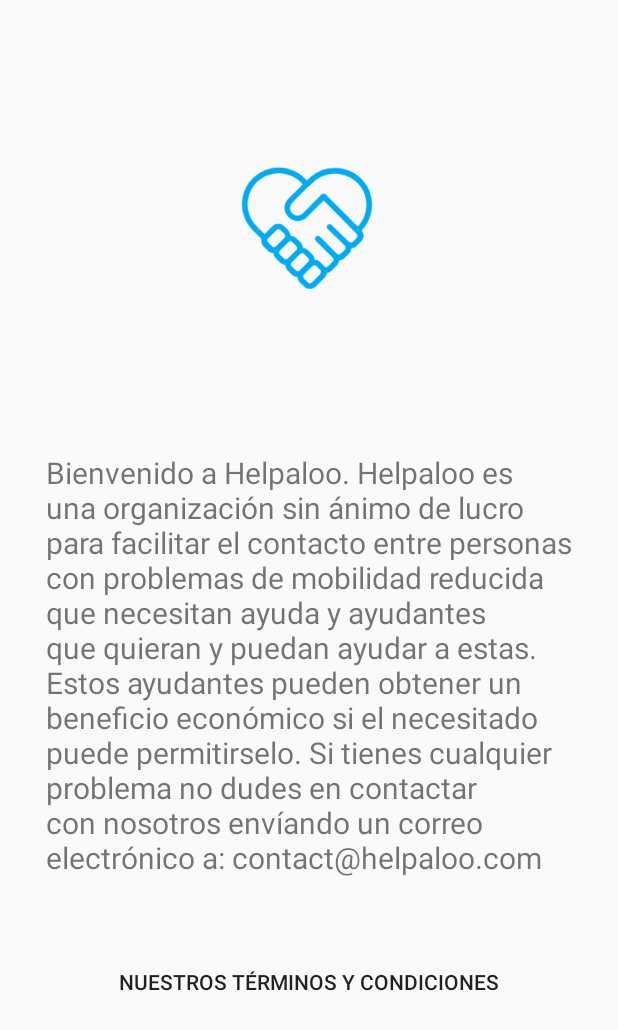
After one commit to EnricCivitRovira/Helpaloo, an Android app: the layout activity_contact_us.xml on its own in the app's theme, with its tools: preview values and no code run, on a phone screen of 412 x 824 dp. The commit adds this screen. Shown: the top 1030 px of the screen. Run offline under Robolectric (Android 15) with nearby library versions, the phone set to English and light mode, and no system bars.

Commit message:
Mejoras visuales. Se añade perfil de usuario cuando envias un mensaje. Se añade nueva actividad con información de helpaloo.

```diff
--- a/app/src/main/AndroidManifest.xml
+++ b/app/src/main/AndroidManifest.xml
@@ -9,7 +9,6 @@
     <uses-permission android:name="android.permission.ACCESS_FINE_LOCATION" />
     <uses-permission android:name="android.permission.ACCESS_COARSE_LOCATION" />
 
-
     <application
         android:allowBackup="true"
         android:icon="@mipmap/ic_launcher"
@@ -17,6 +16,7 @@
         android:roundIcon="@mipmap/ic_launcher_round"
         android:supportsRtl="true"
         android:theme="@style/AppTheme">
+        <activity android:name=".ContactUs"></activity>
         <activity
             android:name=".RegisterActivity"
             android:label="@string/title_activity_register" />
@@ -32,6 +32,4 @@
         </activity>
     </application>
 
-
-
 </manifest>
--- a/app/src/main/java/com/example/helpaloo/MessageListFragment.java
+++ b/app/src/main/java/com/example/helpaloo/MessageListFragment.java
@@ -63,7 +63,7 @@
             public void onItemClick(AdapterView<?> parent, View view, int position, long id) {
                 Chat chat = adapter.getItem(position);
                 AppCompatActivity activity = (AppCompatActivity) view.getContext();
-                MessageBox openChat = new MessageBox(chat, 1);
+                MessageBox openChat = new MessageBox(chat);
                 activity.getSupportFragmentManager().beginTransaction().replace(R.id.fragment, openChat).addToBackStack(null).commit();
             }
         });
--- a/app/src/main/java/com/example/helpaloo/PostDescription.java
+++ b/app/src/main/java/com/example/helpaloo/PostDescription.java
@@ -107,7 +107,7 @@
                 AppCompatActivity activity = (AppCompatActivity) v.getContext();
                 chat = new Chat (userID, post.userId, post.postId, user.name , post.postNameUser, post.getTitle());
                 Log.i("Chat info: ", chat.toString());
-                MessageBox newMessage = new MessageBox(chat, 0);
+                MessageBox newMessage = new MessageBox(chat);
                 activity.getSupportFragmentManager().beginTransaction().replace(R.id.fragment, newMessage).addToBackStack(null).commit();
             }
         });
--- /dev/null
+++ b/app/src/main/res/layout/activity_contact_us.xml
@@ -0,0 +1,56 @@
+<?xml version="1.0" encoding="utf-8"?>
+<androidx.constraintlayout.widget.ConstraintLayout xmlns:android="http://schemas.android.com/apk/res/android"
+    xmlns:app="http://schemas.android.com/apk/res-auto"
+    xmlns:tools="http://schemas.android.com/tools"
+    android:layout_width="match_parent"
+    android:layout_height="match_parent"
+    tools:context=".ContactUs">
+
+    <Button
+        android:id="@+id/termsOfUseButton"
+        style="@style/Widget.AppCompat.Button.Borderless"
+        android:layout_width="wrap_content"
+        android:layout_height="wrap_content"
+        android:layout_marginBottom="76dp"
+        android:text="Nuestros Términos y Condiciones"
+        app:layout_constraintBottom_toTopOf="@+id/version"
+        app:layout_constraintEnd_toEndOf="@+id/information"
+        app:layout_constraintHorizontal_bias="0.493"
+        app:layout_constraintStart_toStartOf="@+id/information" />
+
+    <ImageView
+        android:id="@+id/imageView"
+        android:layout_width="109dp"
+        android:layout_height="94dp"
+        android:layout_marginStart="8dp"
+        android:layout_marginTop="8dp"
+        android:layout_marginEnd="8dp"
+        android:layout_marginBottom="8dp"
+        app:layout_constraintBottom_toTopOf="@+id/information"
+        app:layout_constraintEnd_toEndOf="parent"
+        app:layout_constraintStart_toStartOf="parent"
+        app:layout_constraintTop_toTopOf="parent"
+        app:srcCompat="@drawable/handslogo" />
+
+    <TextView
+        android:id="@+id/information"
+        android:layout_width="351dp"
+        android:layout_height="329dp"
+        android:layout_marginStart="8dp"
+        android:layout_marginEnd="8dp"
+        android:text="Bienvenido a Helpaloo. Helpaloo es una organización sin ánimo de lucro para facilitar el contacto entre personas con problemas de mobilidad reducida que necesitan ayuda y ayudantes que quieran y puedan ayudar a estas. Estos ayudantes pueden obtener un beneficio económico si el necesitado puede permitirselo. Si tienes cualquier problema no dudes en contactar con nosotros envíando un correo electrónico a: contact@helpaloo.com"
+        android:textSize="20dp"
+        app:layout_constraintBottom_toTopOf="@+id/termsOfUseButton"
+        app:layout_constraintEnd_toEndOf="parent"
+        app:layout_constraintStart_toStartOf="parent" />
+
+    <TextView
+        android:id="@+id/version"
+        android:layout_width="227dp"
+        android:layout_height="25dp"
+        android:layout_marginBottom="44dp"
+        app:layout_constraintBottom_toBottomOf="parent"
+        app:layout_constraintEnd_toEndOf="@+id/termsOfUseButton"
+        app:layout_constraintHorizontal_bias="1.0"
+        app:layout_constraintStart_toStartOf="@+id/termsOfUseButton" />
+</androidx.constraintlayout.widget.ConstraintLayout>
--- a/app/src/main/res/layout/activity_main.xml
+++ b/app/src/main/res/layout/activity_main.xml
@@ -39,8 +39,8 @@
 
     <EditText
         android:id="@+id/password"
-        android:layout_width="255dp"
-        android:layout_height="38dp"
+        android:layout_width="250dp"
+        android:layout_height="43dp"
         android:layout_marginStart="8dp"
         android:layout_marginTop="8dp"
         android:layout_marginEnd="8dp"
--- a/app/src/main/res/layout/fragment_add_post.xml
+++ b/app/src/main/res/layout/fragment_add_post.xml
@@ -27,6 +27,7 @@
         <EditText
             android:id="@+id/postTitle"
             android:layout_width="282dp"
+            android:maxLength="20"
             android:layout_height="50dp"
             android:layout_marginStart="8dp"
             android:layout_marginEnd="8dp"
@@ -41,6 +42,7 @@
         <EditText
             android:id="@+id/postDescription"
             android:layout_width="306dp"
+            android:maxLength="200"
             android:layout_height="74dp"
             android:layout_marginStart="8dp"
             android:layout_marginEnd="8dp"
@@ -54,6 +56,7 @@
 
         <Spinner
             android:id="@+id/postTime"
+
             android:layout_width="213dp"
             android:layout_height="35dp"
             android:layout_marginStart="8dp"
@@ -70,6 +73,7 @@
 
         <EditText
             android:id="@+id/postPrice"
+            android:maxLength="3"
             android:layout_width="wrap_content"
             android:layout_height="wrap_content"
             android:layout_marginStart="52dp"
--- a/app/src/main/res/layout/post.xml
+++ b/app/src/main/res/layout/post.xml
@@ -32,8 +32,8 @@
 
             <TextView
                 android:id="@+id/postTitle"
-                android:layout_width="219dp"
-                android:layout_height="64dp"
+                android:layout_width="218dp"
+                android:layout_height="74dp"
                 android:layout_marginStart="8dp"
                 android:layout_marginTop="228dp"
                 android:layout_marginEnd="8dp"
```
Also changed, not shown: app/src/main/java/com/example/helpaloo/ContactUs.java (added, +50 -0 lines), app/src/main/java/com/example/helpaloo/MessageBox.java (+43 -5 lines), app/src/main/java/com/example/helpaloo/Profile.java (+11 -0 lines), app/src/main/java/com/example/helpaloo/RegisterActivity.java (+10 -0 lines), app/src/main/res/layout/activity_register.xml (+7 -0 lines), app/src/main/res/layout/fragment_foreign_profile.xml (+6 -6 lines), app/src/main/res/layout/fragment_messagebox.xml (+32 -6 lines), app/src/main/res/layout/fragment_profile.xml (+15 -4 lines), app/src/main/res/values/strings.xml (+11 -0 lines), app/src/main/res/drawable/handslogo.png (added).
